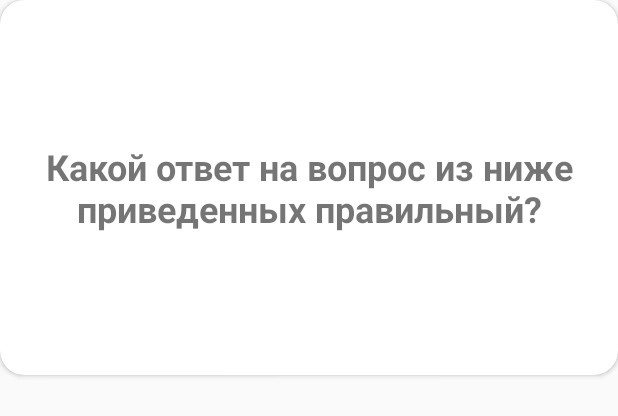
After one commit to BrewhogIT/TradePractice, an Android app: the layout fragment_test_page.xml on its own in the app's theme, with its tools: preview values and no code run, on a phone screen of 412 x 824 dp. The commit adds this screen. Shown: the top 416 px of the screen. Run offline under Robolectric (Android 15) with nearby library versions, the phone set to English and light mode, and no system bars.

Commit message:
add test page fragment with dynamiccaly generated buttons

```diff
--- a/app/src/main/java/com/brewhog/android/tradepractice/TheoryLessonPagerActivity.java
+++ b/app/src/main/java/com/brewhog/android/tradepractice/TheoryLessonPagerActivity.java
@@ -51,5 +51,6 @@ public class TheoryLessonPagerActivity extends AppCompatActivity {
                 return mLesson.getPages().size();
             }
         });
+
     }
 }
--- /dev/null
+++ b/app/src/main/res/layout/fragment_test_page.xml
@@ -0,0 +1,31 @@
+<?xml version="1.0" encoding="utf-8"?>
+<LinearLayout xmlns:android="http://schemas.android.com/apk/res/android"
+    xmlns:app="http://schemas.android.com/apk/res-auto"
+    xmlns:tools="http://schemas.android.com/tools"
+    android:orientation="vertical"
+    android:layout_width="match_parent"
+    android:layout_height="match_parent">
+    <androidx.cardview.widget.CardView
+        android:layout_width="match_parent"
+        android:layout_height="250dp"
+        app:cardCornerRadius="16dp">
+        <ImageView
+            android:id="@+id/question_image"
+            android:layout_width="match_parent"
+            android:layout_height="match_parent"
+            android:scaleType="centerCrop"/>
+        <TextView
+            style="@style/testQuestionStyle"
+            android:id="@+id/question_text"
+            android:layout_width="wrap_content"
+            android:layout_height="wrap_content"
+            android:layout_gravity="center"
+            android:gravity="center_horizontal"
+            tools:text="Какой ответ на вопрос из ниже приведенных правильный?"/>
+    </androidx.cardview.widget.CardView>
+    <LinearLayout
+        android:id="@+id/answers_field"
+        android:layout_width="match_parent"
+        android:layout_height="match_parent"
+        android:orientation="vertical"/>
+</LinearLayout>
--- a/app/src/main/res/values/styles.xml
+++ b/app/src/main/res/values/styles.xml
@@ -8,4 +8,9 @@
         <item name="colorAccent">@color/colorAccent</item>
     </style>
 
+    <style name="testQuestionStyle">
+        <item name="android:textStyle">bold</item>
+        <item name="android:textSize">24sp</item>
+    </style>
+
 </resources>
```
Also changed, not shown: app/src/main/java/com/brewhog/android/tradepractice/TestPageFragment.java (+58 -2 lines), app/src/main/res/drawable/test_background.jpg (added).
